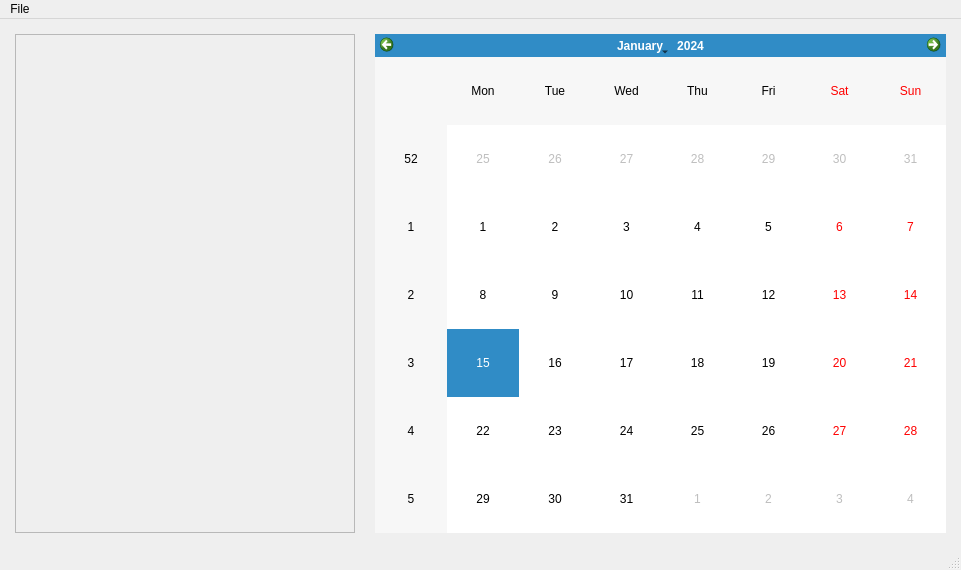
GrayNeel/Calendary-and-ToDo-List, file project/CCC_Cute_Cpp_Calendar/gui/mainwindow.ui: the form before one commit.
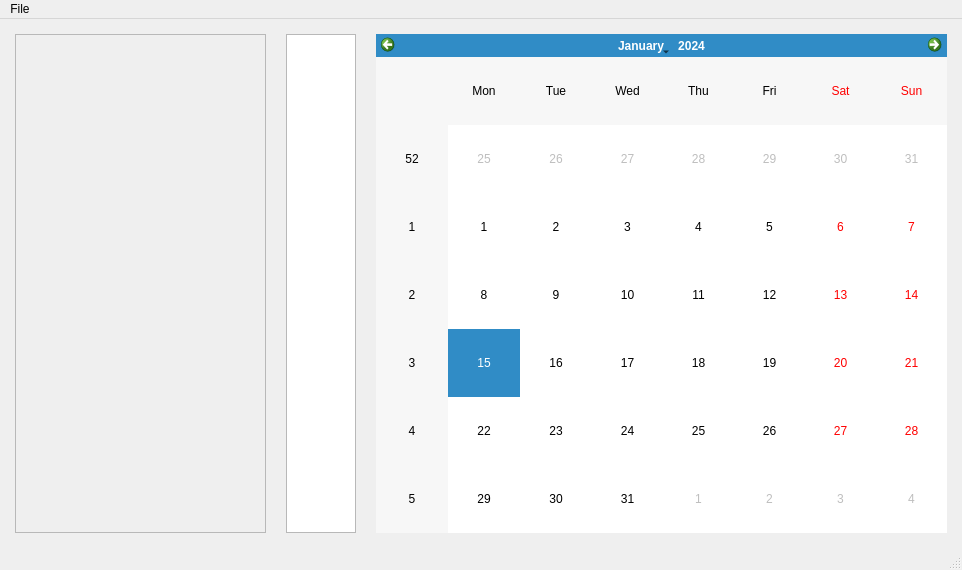
The form after the commit.

```diff
--- a/project/CCC_Cute_Cpp_Calendar/gui/mainwindow.ui
+++ b/project/CCC_Cute_Cpp_Calendar/gui/mainwindow.ui
@@ -76,7 +76,7 @@
         <rect>
          <x>0</x>
          <y>0</y>
-         <width>338</width>
+         <width>249</width>
          <height>487</height>
         </rect>
        </property>
@@ -89,6 +89,16 @@
       </widget>
      </widget>
     </item>
+    <item>
+     <widget class="QTextEdit" name="textEdit">
+      <property name="sizePolicy">
+       <sizepolicy hsizetype="Expanding" vsizetype="Expanding">
+        <horstretch>0</horstretch>
+        <verstretch>0</verstretch>
+       </sizepolicy>
+      </property>
+     </widget>
+    </item>
     <item>
      <widget class="QCalendarWidget" name="calendarWidget">
       <property name="minimumSize">
```
